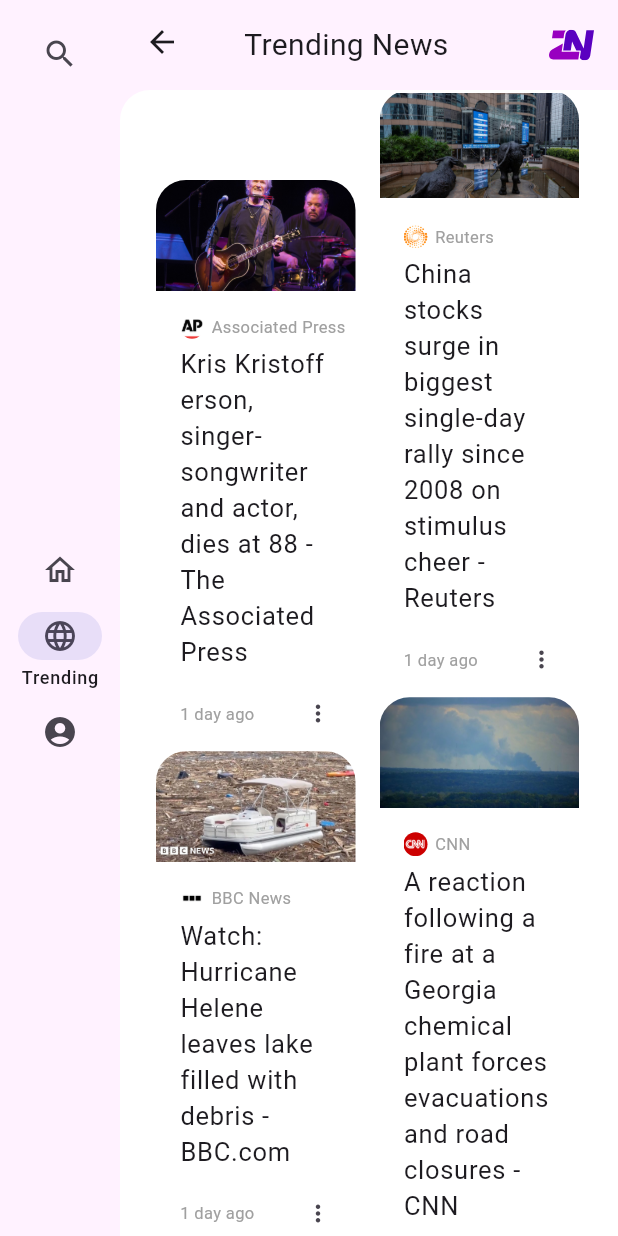
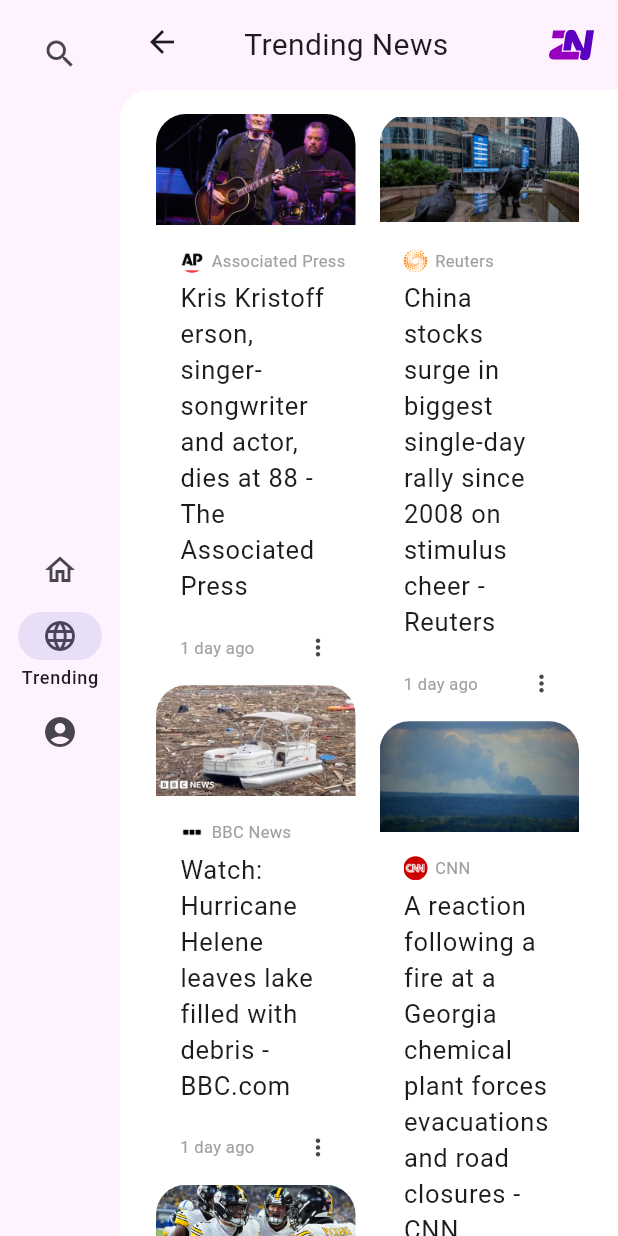
Before and after one commit to Myayam1/ZaffNews, a Flutter app: the TabletContainerPage screen opened directly, after a tap on "Trending", on a phone screen of 412 x 824 dp. Run offline on Flutter 3.47's test engine with Material 3 defaults, Android fonts, the phone set to English and light mode, and no system bars; our stand-ins replace carousel_slider, flutter_svg, get, sqflite; accounts and stored records are empty; Roboto replaces fonts that are missing (Poppins).

Commit message:
Feat : [ZF]added tablet layout for the homepage

```diff
--- a/lib/component_page/tablet_card_adapter.dart
+++ b/lib/component_page/tablet_card_adapter.dart
@@ -17,9 +17,11 @@
     final List<NewsModel> leftModels = [for (var i = 0; i < models.length; i += 2) models[i]];
     final List<NewsModel> rightModels = [for (var i = 1; i < models.length; i += 2) models[i]];
 
-    return Row(
+    return Padding(
+      padding: const EdgeInsets.symmetric(horizontal: 24.0, vertical: 16.0),
+      child: Row(
+        crossAxisAlignment: CrossAxisAlignment.start,
         children: [
-        SizedBox(width: 24.0,),
           Column(
             children: leftModels.map((model) {
               return TabletNewsCard(model: model);
@@ -31,8 +33,8 @@
                 return TabletNewsCard(model: model);
               }).toList()
           ),
-        SizedBox(width: 24.0,)
         ],
+      ),
     );
   }
 }
--- a/lib/pages/mobile_layout/bottom_nav_pages/home.dart
+++ b/lib/pages/mobile_layout/bottom_nav_pages/home.dart
@@ -1,5 +1,4 @@
 import 'package:flutter/material.dart';
-import 'package:get/get_state_manager/src/rx_flutter/rx_obx_widget.dart';
 import 'package:zaffnews/pages/mobile_layout/home_tabs/for_you.dart';
 import 'package:zaffnews/pages/mobile_layout/home_tabs/newest.dart';
 import '../../../widgets/mobile_layout/mobile_appbar.dart';
--- /dev/null
+++ b/lib/pages/tablet_layout/home_tabs/for_you.dart
@@ -0,0 +1,33 @@
+import 'package:flutter/material.dart';
+import 'package:zaffnews/data/news_data.dart';
+
+import '../../../component_page/tablet_card_adapter.dart';
+import '../../../constants/colors.dart';
+
+class TabletForYouView extends StatelessWidget {
+  const TabletForYouView({super.key});
+
+  @override
+  Widget build(BuildContext context) {
+    return Container(
+      color: backgroundColor,
+      child: ClipRRect(
+        borderRadius: BorderRadius.only(
+            topLeft: Radius.circular(20.0)
+        ),
+        child: Container(
+          color: Colors.white,
+          child: SingleChildScrollView(
+            child: Column(
+              mainAxisSize: MainAxisSize.min,
+              mainAxisAlignment: MainAxisAlignment.start,
+              children: [
+                TabletNewsAdapter(models: newsForYou),
+              ],
+            ),
+          ),
+        ),
+      ),
+    );
+  }
+}
--- /dev/null
+++ b/lib/pages/tablet_layout/home_tabs/newest.dart
@@ -0,0 +1,33 @@
+import 'package:flutter/material.dart';
+import 'package:zaffnews/data/news_data.dart';
+
+import '../../../component_page/tablet_card_adapter.dart';
+import '../../../constants/colors.dart';
+
+class TabletNewestView extends StatelessWidget {
+  const TabletNewestView({super.key});
+
+  @override
+  Widget build(BuildContext context) {
+    return Container(
+      color: backgroundColor,
+      child: ClipRRect(
+        borderRadius: BorderRadius.only(
+            topLeft: Radius.circular(20.0)
+        ),
+        child: Container(
+          color: Colors.white,
+          child: SingleChildScrollView(
+            child: Column(
+              mainAxisSize: MainAxisSize.min,
+              mainAxisAlignment: MainAxisAlignment.start,
+              children: [
+                TabletNewsAdapter(models: newestArticles),
+              ],
+            ),
+          ),
+        ),
+      ),
+    );
+  }
+}
--- /dev/null
+++ b/lib/pages/tablet_layout/nav_rail_pages/home.dart
@@ -0,0 +1,24 @@
+import 'package:flutter/material.dart';
+import 'package:zaffnews/pages/tablet_layout/home_tabs/for_you.dart';
+import 'package:zaffnews/pages/tablet_layout/home_tabs/newest.dart';
+import 'package:zaffnews/widgets/tablet_layout/tablet_appbar.dart';
+
+class TabletHomePage extends StatelessWidget {
+  const TabletHomePage({super.key});
+
+  @override
+  Widget build(BuildContext context) {
+    return DefaultTabController(
+      length: 2,
+      child: Scaffold(
+        appBar: TabletAppbar(title: 'Home', hasTabs: true),
+        body: TabBarView(
+          children: [
+            TabletNewestView(),
+            TabletForYouView()
+          ],
+        ),
+      )
+    );
+  }
+}
--- a/lib/pages/tablet_layout/nav_rail_pages/trending.dart
+++ b/lib/pages/tablet_layout/nav_rail_pages/trending.dart
@@ -1,14 +1,25 @@
 import 'package:flutter/material.dart';
 import 'package:zaffnews/component_page/tablet_card_adapter.dart';
+import 'package:zaffnews/constants/colors.dart';
 import 'package:zaffnews/data/news_data.dart';
-import 'package:zaffnews/widgets/mobile_layout/mobile_appbar.dart';
+import 'package:zaffnews/widgets/tablet_layout/tablet_appbar.dart';
 
 class TabletTrendingPage extends StatelessWidget {
   const TabletTrendingPage({super.key});
 
   @override
   Widget build(BuildContext context) {
-    return SingleChildScrollView(
+    return Scaffold(
+      appBar: TabletAppbar(title: 'Trending News'),
+      body: Container(
+        color: backgroundColor,
+        child: ClipRRect(
+          borderRadius: BorderRadius.only(
+            topLeft: Radius.circular(20.0)
+          ),
+          child: Container(
+            color: Colors.white,
+            child: SingleChildScrollView(
               child: Column(
                 mainAxisSize: MainAxisSize.min,
                 mainAxisAlignment: MainAxisAlignment.start,
@@ -16,6 +27,10 @@
                   TabletNewsAdapter(models: trendingNews),
                 ],
               ),
+              ),
+          ),
+        ),
+      ),
     );
   }
 }
--- a/lib/pages/tablet_layout/navigation_rail_container.dart
+++ b/lib/pages/tablet_layout/navigation_rail_container.dart
@@ -8,7 +8,7 @@
 
 import '../../widgets/my_icon_button.dart';
 import '../mobile_layout/bottom_nav_pages/account.dart';
-import '../mobile_layout/bottom_nav_pages/home.dart';
+import 'nav_rail_pages/home.dart';
 
 class TabletContainerPage extends StatelessWidget {
   const TabletContainerPage({super.key});
@@ -16,7 +16,7 @@
   @override
   Widget build(BuildContext context) {
     final NavigationController navController = Get.find();
-    final List<Widget> menus = [MobileHomePage(), TabletTrendingPage(), MobileAccountPage()];
+    final List<Widget> menus = [TabletHomePage(), TabletTrendingPage(), MobileAccountPage()];
 
     return Scaffold(
       backgroundColor: backgroundColor,
@@ -54,21 +54,7 @@
           )),
           Expanded(
               child: Obx(() {
-                return Scaffold(
-                  appBar: TabletAppbar(
-                    title: navController.selectedIndex.value == 0 ? 'Home'
-                              : navController.selectedIndex.value == 1
-                                ? 'Trending News'
-                                : 'My Account',
-                  ),
-                  body: Container(
-                    color: backgroundColor,
-                    child: ClipRRect(
-                      borderRadius: BorderRadius.only(topLeft: Radius.circular(20.0)),
-                      child: Container(color: Colors.white, child: menus[navController.selectedIndex.value])
-                    ),
-                  ),
-                );
+                return Container(child: menus[navController.selectedIndex.value]);
               })
           )
         ],
--- a/lib/widgets/tablet_layout/tablet_appbar.dart
+++ b/lib/widgets/tablet_layout/tablet_appbar.dart
@@ -31,7 +31,6 @@
           child: Row(
             mainAxisAlignment: MainAxisAlignment.spaceBetween,
             children: [
-
               Expanded(
                 child: Center(
                   child: Text(
@@ -61,7 +60,8 @@
       bottom: hasTabs ? PreferredSize(
         preferredSize: Size.fromHeight(48.0), // Height for TabBar only
         child: Container(
-          padding: EdgeInsets.only(top: 8.0), // Set desired top padding
+          padding: EdgeInsets.zero, // Set desired top padding
+          margin: EdgeInsets.zero,
           child: TabBar(
             onTap: (index) => tabController.changeTab(index), // Update the selected index
             tabs: [
```
Lines whose indentation alone changed are shown as unchanged.
